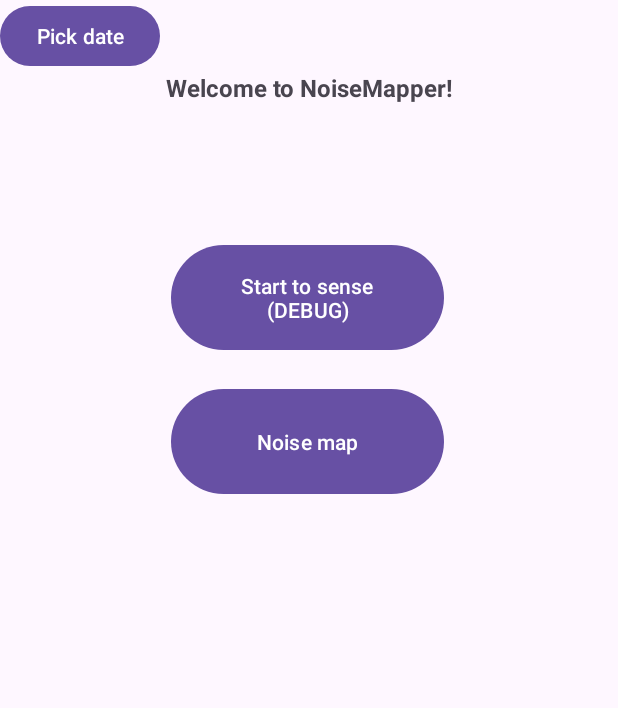
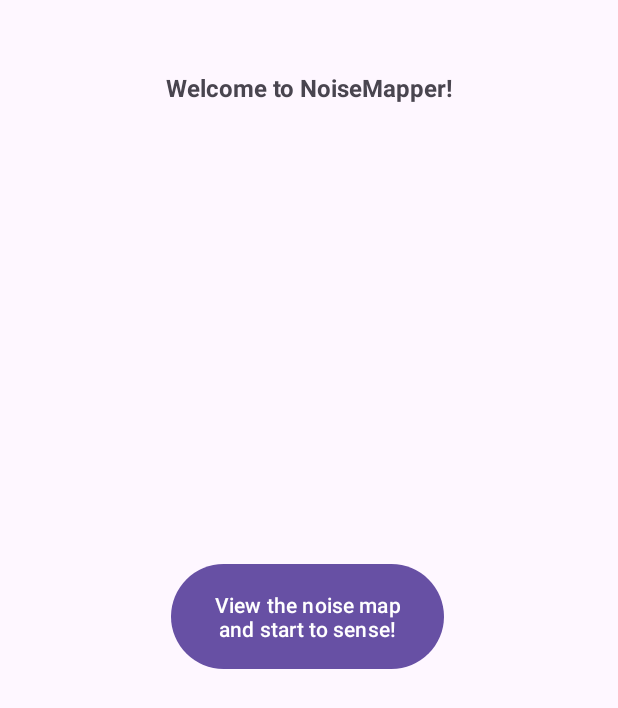
Before and after one commit to glmquint/MASSSProject, an Android app built with Jetpack Compose: the screen it shows after launch (MainActivity), on a phone screen of 412 x 824 dp. Shown: the top 708 px of the screen. Run offline under Robolectric (Android 15) with nearby library versions, the phone set to English and light mode, and no system bars.

Commit message:
Start work on new UI

```diff
--- a/NoiseMapper/app/src/main/java/it/dii/unipi/masss/noisemapper/MainActivity.kt
+++ b/NoiseMapper/app/src/main/java/it/dii/unipi/masss/noisemapper/MainActivity.kt
@@ -1,37 +1,17 @@
 package it.dii.unipi.masss.noisemapper
 
-import android.app.DatePickerDialog
-import android.app.Dialog
 import android.content.Intent
 import android.os.Bundle
 import android.util.Log
 import android.view.View
-import android.widget.Button
-import android.widget.DatePicker
 import androidx.appcompat.app.AppCompatActivity
-import androidx.compose.material3.Text
-import androidx.compose.runtime.Composable
-import androidx.compose.ui.Modifier
-import androidx.compose.ui.tooling.preview.Preview
-import androidx.fragment.app.DialogFragment
-import it.dii.unipi.masss.noisemapper.ui.theme.NoiseMapperTheme
-import java.util.Calendar
-import com.google.android.material.datepicker.MaterialDatePicker
-
-import androidx.core.util.Pair
 
 class MainActivity : AppCompatActivity(){
     override fun onCreate(savedInstanceState: Bundle?) {
         super.onCreate(savedInstanceState)
         setContentView(R.layout.activity_main)
-        val button: Button = findViewById(R.id.button)
-        val buttonNoiseMap: Button = findViewById(R.id.button_noise_map)
-        val listener = View.OnClickListener { view ->
+        View.OnClickListener { view ->
             when (view.id) {
-                R.id.button -> {
-                    val intent = Intent(this, NoiseDetection::class.java)
-                    startActivity(intent)
-                }
                 R.id.button_noise_map -> {
                     Log.i("MainActivity", "Noise map button clicked")
                     val intent = Intent(this, NoiseMap::class.java)
@@ -39,46 +19,7 @@ class MainActivity : AppCompatActivity(){
                 }
             }
         }
-        button.setOnClickListener(listener)
-        buttonNoiseMap.setOnClickListener(listener)
-        val pickDateButton: Button = findViewById(R.id.pickDate)
-        pickDateButton.setOnClickListener {
-            val dateRangePicker =
-                MaterialDatePicker.Builder.dateRangePicker()
-                    .setTitleText("Select dates")
-                    .setSelection(
-                        Pair(
-                            MaterialDatePicker.thisMonthInUtcMilliseconds(),
-                            MaterialDatePicker.todayInUtcMilliseconds()
-                        )
-                    )
-                    .build()
-            dateRangePicker.addOnPositiveButtonClickListener { selection ->
-                // selection is a Pair<Long, Long> representing the selected range
-                val startDate = selection.first
-                val endDate = selection.second
-                Log.i("MainActivity", "Date range selected: $startDate - $endDate")
-            }
-            dateRangePicker.show(supportFragmentManager,"dateRangePicker")
-        }
-
     }
 
 
 }
-
-@Composable
-fun Greeting(name: String, modifier: Modifier = Modifier) {
-    Text(
-        text = "Hello $name!",
-        modifier = modifier
-    )
-}
-
-@Preview(showBackground = true)
-@Composable
-fun GreetingPreview() {
-    NoiseMapperTheme {
-        Greeting("Android")
-    }
-}
--- a/NoiseMapper/app/src/main/res/layout/activity_main.xml
+++ b/NoiseMapper/app/src/main/res/layout/activity_main.xml
@@ -25,36 +25,16 @@
             app:layout_constraintVertical_bias="0.06" />
 
         <Button
-            android:id="@+id/button"
+            android:id="@+id/button_noise_map"
             android:layout_width="182dp"
             android:layout_height="78dp"
-            android:text="@string/main_text_button"
+            android:text="@string/button_main_activity_text"
             app:layout_constraintBottom_toBottomOf="parent"
             app:layout_constraintEnd_toEndOf="parent"
             app:layout_constraintHorizontal_bias="0.497"
             app:layout_constraintStart_toStartOf="parent"
             app:layout_constraintTop_toTopOf="parent"
-            app:layout_constraintVertical_bias="0.214" />
-
-        <Button
-            android:id="@+id/button_noise_map"
-            android:layout_width="182dp"
-            android:layout_height="78dp"
-            android:text="@string/noise_map"
-            app:layout_constraintBottom_toBottomOf="parent"
-            app:layout_constraintEnd_toEndOf="parent"
-            app:layout_constraintHorizontal_bias="0.497"
-            app:layout_constraintStart_toStartOf="parent"
-            app:layout_constraintTop_toTopOf="parent"
-            app:layout_constraintVertical_bias="0.342" />
-
-        <Button
-            android:id="@+id/pickDate"
-            android:layout_width="wrap_content"
-            android:layout_height="wrap_content"
-            android:text="Pick date"
-            tools:layout_editor_absoluteX="77dp"
-            tools:layout_editor_absoluteY="462dp" />
+            app:layout_constraintVertical_bias="0.499" />
 
 
     </androidx.constraintlayout.widget.ConstraintLayout>
--- a/NoiseMapper/app/src/main/res/values/strings.xml
+++ b/NoiseMapper/app/src/main/res/values/strings.xml
@@ -16,4 +16,6 @@
     <string name="noise_sensing_stop_button">Stop sensing</string>
     <string name="update_map_button">Update Map</string>
     <string name="kontakt_io_api_key">fHMdajEKOGTZanfNXEUJRlnZCsgDFYVd</string>
+    <string name="button_main_activity_text">View the noise map and start to sense!</string>
+    <string name="button_select_date_interval">Select date interval</string>
 </resources>
```
Also changed, not shown: NoiseMapper/app/src/main/java/it/dii/unipi/masss/noisemapper/NoiseActivity.kt (added, +49 -0 lines), NoiseMapper/app/src/main/res/layout/noise_activity.xml (added, +53 -0 lines), NoiseMapper/app/src/main/res/layout/noise_map_layout.xml (deleted, +0 -25 lines).
